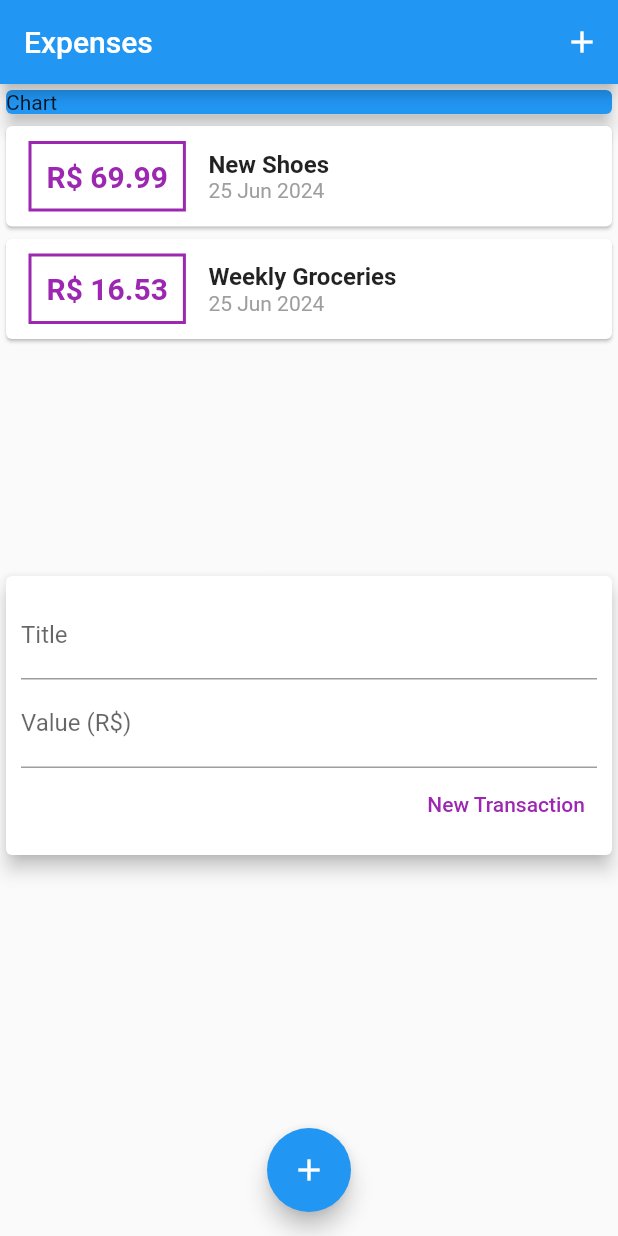
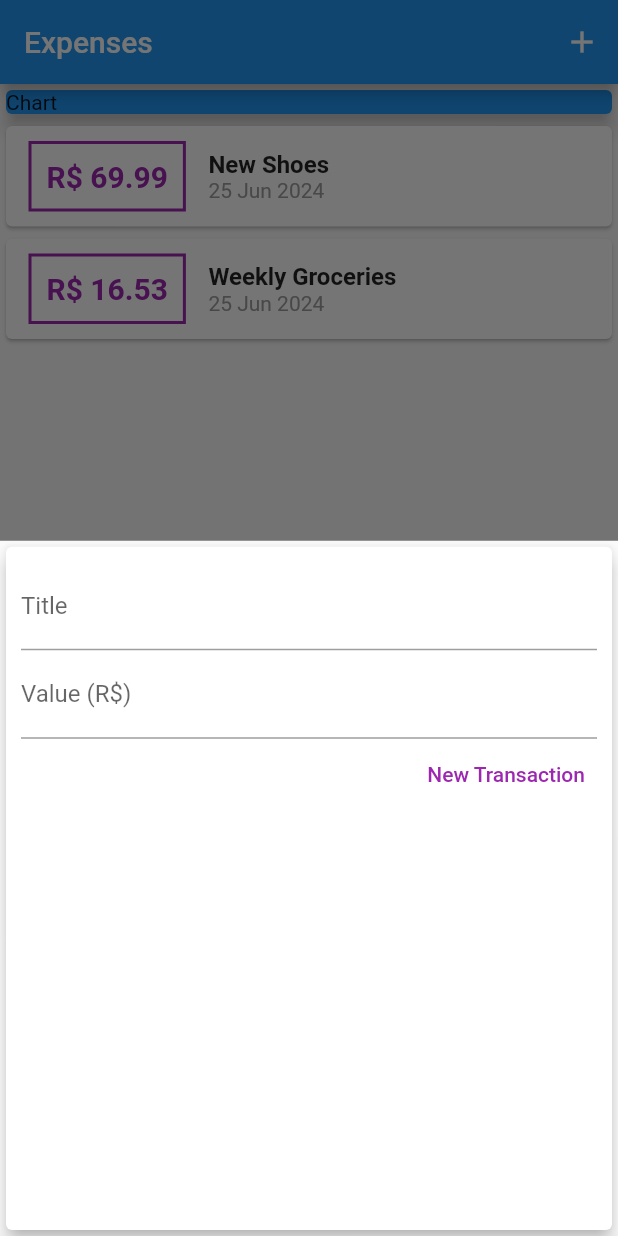
Before and after one commit to Oaluiser/appDespesas, a Flutter app: the screen it shows after launch, after a tap on the "add" icon, on a phone screen of 412 x 824 dp. Run offline on Flutter 3.47's test engine with Material 2 defaults, Android fonts, the phone set to English and light mode, and no system bars.

Commit message:
aula 113

```diff
--- a/lib/components/transaction_form.dart
+++ b/lib/components/transaction_form.dart
@@ -1,11 +1,17 @@
 import 'package:flutter/material.dart';
 
-class TransactionForm extends StatelessWidget {
+class TransactionForm extends StatefulWidget {
+  final void Function(String, double) onSubmit;
+  const TransactionForm(this.onSubmit, {super.key});
+
+  @override
+  State<TransactionForm> createState() => _TransactionFormState();
+}
+
+class _TransactionFormState extends State<TransactionForm> {
   final titleController = TextEditingController();
+
   final valueController = TextEditingController();
-
-  final void Function(String, double) onSubmit;
-  TransactionForm(this.onSubmit, {super.key});
 
   _submitForm() {
     final title = titleController.text;
@@ -15,7 +21,7 @@ class TransactionForm extends StatelessWidget {
       return;
     }
 
-    onSubmit(title, value);
+    widget.onSubmit(title, value);
   }
 
   @override
--- a/lib/components/transaction_user.dart
+++ /dev/null
@@ -1,53 +0,0 @@
-import 'dart:math';
-
-import 'package:flutter/material.dart';
-import 'transaction_form.dart';
-import 'transaction_list.dart';
-import '../models/transaction.dart';
-
-class TransactionUser extends StatefulWidget {
-  const TransactionUser({super.key});
-
-  @override
-  State<TransactionUser> createState() => _TransactionUserState();
-}
-
-class _TransactionUserState extends State<TransactionUser> {
-  final _transactions = [
-    Transaction(
-      id: 't1',
-      title: 'New Shoes',
-      value: 69.99,
-      date: DateTime.now(),
-    ),
-    Transaction(
-      id: 't2',
-      title: 'Weekly Groceries',
-      value: 16.53,
-      date: DateTime.now(),
-    ),
-  ];
-
-  _addTransaction(String title, double value) {
-    final newTransaction = Transaction(
-      id: Random().nextDouble().toString(),
-      title: title,
-      value: value,
-      date: DateTime.now(),
-    );
-
-    setState(() {
-      _transactions.add(newTransaction);
-    });
-  }
-
-  @override
-  Widget build(BuildContext context) {
-    return Column(
-      children: <Widget>[
-        TransactionList(_transactions),
-        TransactionForm(_addTransaction),
-      ],
-    );
-  }
-}
--- a/lib/main.dart
+++ b/lib/main.dart
@@ -1,5 +1,8 @@
-import 'package:expenses/components/transaction_user.dart';
 import 'package:flutter/material.dart';
+import 'components/transaction_form.dart';
+import 'components/transaction_list.dart';
+import 'models/transaction.dart';
+import 'dart:math';
 
 void main() => runApp(const ExpensesApp());
 
@@ -15,8 +18,52 @@ class ExpensesApp extends StatelessWidget {
   }
 }
 
-class HomePage extends StatelessWidget {
+class HomePage extends StatefulWidget {
   const HomePage({super.key});
+
+  @override
+  State<HomePage> createState() => _HomePageState();
+}
+
+class _HomePageState extends State<HomePage> {
+  final _transactions = [
+    Transaction(
+      id: 't1',
+      title: 'New Shoes',
+      value: 69.99,
+      date: DateTime.now(),
+    ),
+    Transaction(
+      id: 't2',
+      title: 'Weekly Groceries',
+      value: 16.53,
+      date: DateTime.now(),
+    ),
+  ];
+
+  _addTransaction(String title, double value) {
+    final newTransaction = Transaction(
+      id: Random().nextDouble().toString(),
+      title: title,
+      value: value,
+      date: DateTime.now(),
+    );
+
+    setState(() {
+      _transactions.add(newTransaction);
+    });
+
+    Navigator.of(context).pop();
+  }
+
+  _openTransactionFormModal(BuildContext context) {
+    showModalBottomSheet(
+      context: context,
+      builder: (_) {
+        return TransactionForm(_addTransaction);
+      },
+    );
+  }
 
   @override
   Widget build(BuildContext context) {
@@ -26,14 +73,14 @@ class HomePage extends StatelessWidget {
         actions: <Widget>[
           IconButton(
             icon: const Icon(Icons.add),
-            onPressed: () {},
+            onPressed: () => _openTransactionFormModal(context),
           ),
         ],
       ),
-      body: const SingleChildScrollView(
+      body: SingleChildScrollView(
         child: Column(
           children: <Widget>[
-            SizedBox(
+            const SizedBox(
               width: double.infinity,
               child: Card(
                 color: Colors.blue,
@@ -41,13 +88,13 @@ class HomePage extends StatelessWidget {
                 child: Text('Chart'),
               ),
             ),
-            TransactionUser()
+            TransactionList(_transactions),
           ],
         ),
       ),
       floatingActionButton: FloatingActionButton(
         child: const Icon(Icons.add),
-        onPressed: () {},
+        onPressed: () => _openTransactionFormModal(context),
       ),
       floatingActionButtonLocation: FloatingActionButtonLocation.centerFloat,
     );
```
